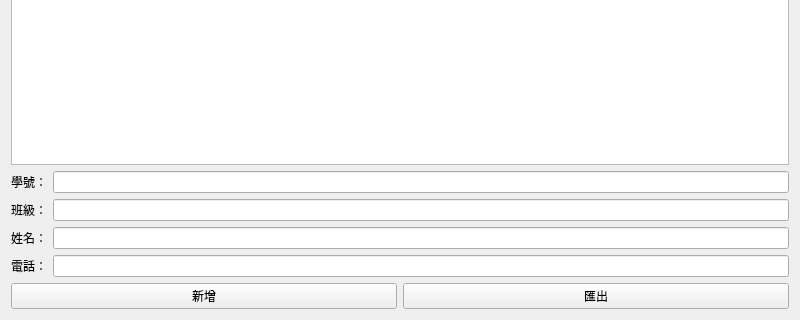
This is widget.ui in kihochalong/ContactBook as Qt 5 draws it before an edit; both pictures show x 0 to 800 and y 280 to 600 of the 800 by 600 pixel window. The edited form follows.
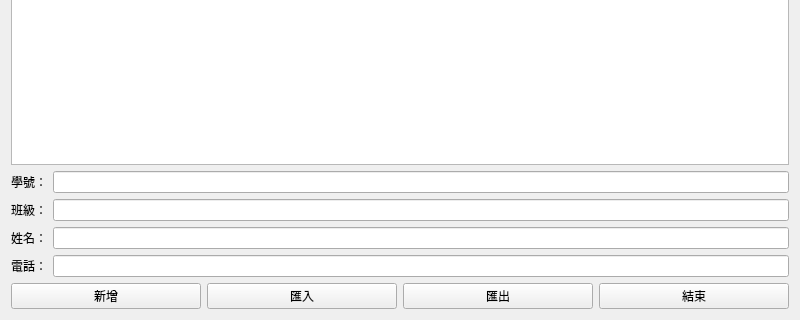
This is the edited form.

Commit message: add new button and function

What changed in the file:
```diff
--- a/widget.ui
+++ b/widget.ui
@@ -70,6 +70,13 @@
        </property>
       </widget>
      </item>
+     <item>
+      <widget class="QPushButton" name="pushButton_3">
+       <property name="text">
+        <string>匯入</string>
+       </property>
+      </widget>
+     </item>
      <item>
       <widget class="QPushButton" name="pushButton_2">
        <property name="text">
@@ -77,6 +84,13 @@
        </property>
       </widget>
      </item>
+     <item>
+      <widget class="QPushButton" name="pushButton_4">
+       <property name="text">
+        <string>結束</string>
+       </property>
+      </widget>
+     </item>
     </layout>
    </item>
   </layout>
```
The commit also changes 2 other files.
